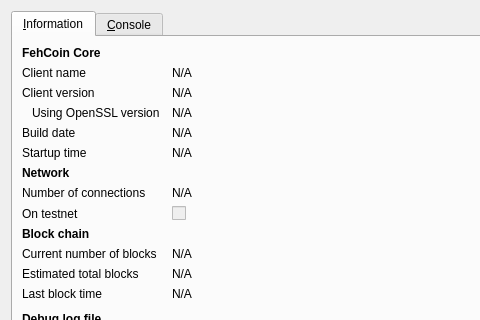
Before: the Qt Designer form src/qt/forms/rpcconsole.ui in exacoin/ExoCoin, drawn with Qt 5; both pictures show x 0 to 480 and y 0 to 320 of the 740 by 450 pixel window.
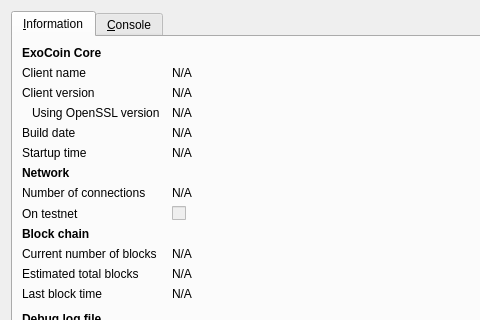
After: the same form once the commit is applied. Icons and pictures are not drawn.

```diff
--- a/src/qt/forms/rpcconsole.ui
+++ b/src/qt/forms/rpcconsole.ui
@@ -36,7 +36,7 @@
           </font>
          </property>
          <property name="text">
-          <string>FehCoin Core</string>
+          <string>ExoCoin Core</string>
          </property>
         </widget>
        </item>
```
Left out of the diff: 6 changed lines with no effect on the pictures.
